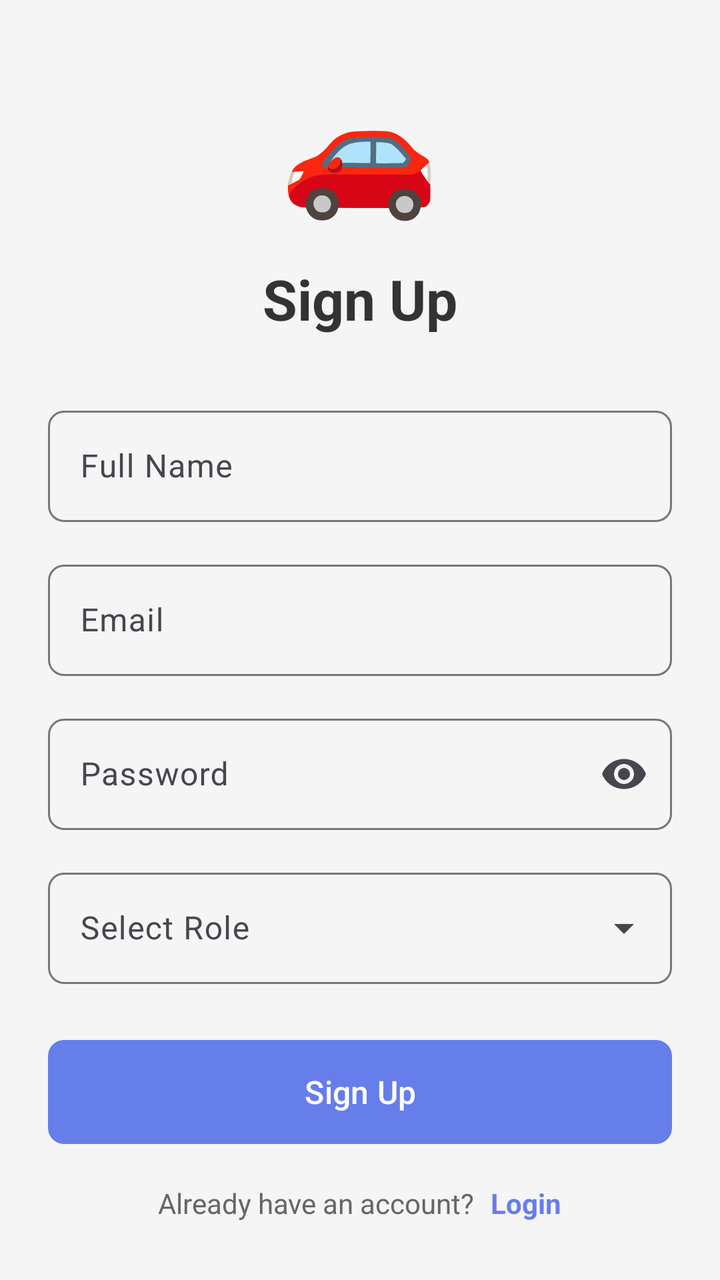
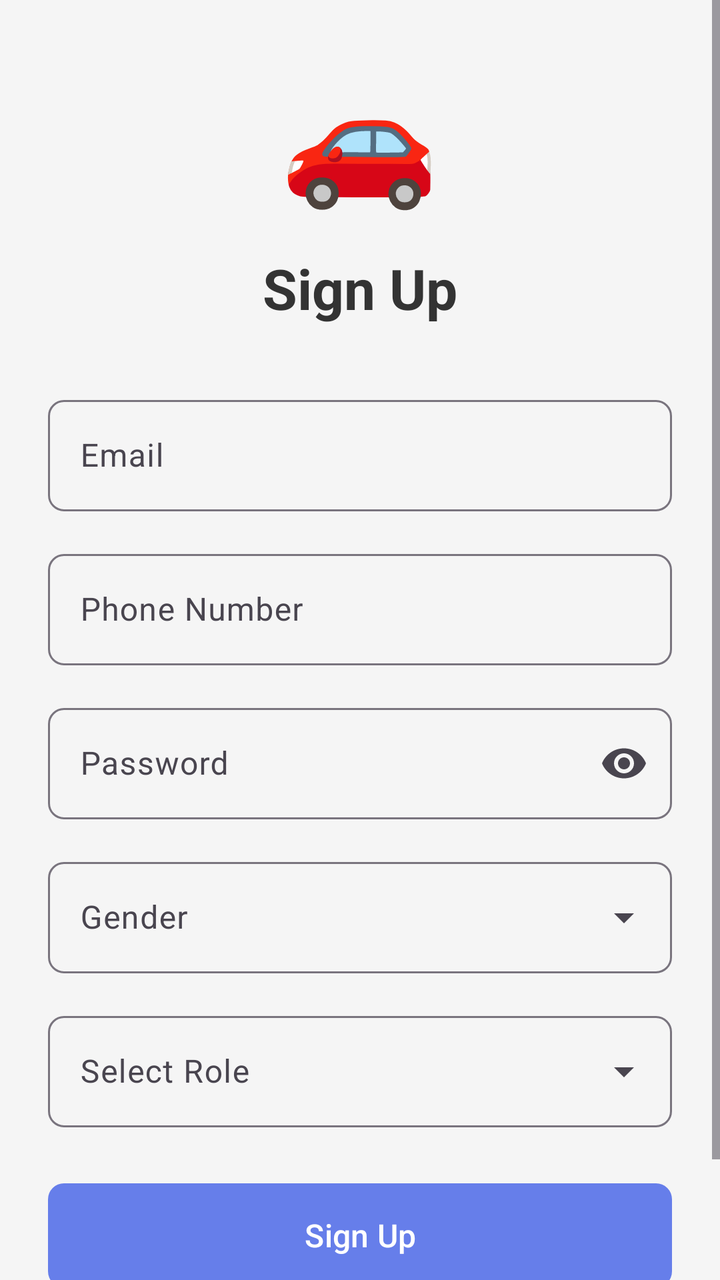

Before-and-after screenshots of an Android layout around one commit, followed by the original layout XML and the change that was made.
<!-- AndroidManifest.xml: application theme Theme.CarpoolingApp -->
<!-- res/layout/activity_signup.xml -->
<?xml version="1.0" encoding="utf-8"?>
<ScrollView xmlns:android="http://schemas.android.com/apk/res/android"
    xmlns:app="http://schemas.android.com/apk/res-auto"
    xmlns:tools="http://schemas.android.com/tools"
    android:layout_width="match_parent"
    android:layout_height="match_parent"
    android:fillViewport="true"
    tools:context=".SignupActivity">

    <androidx.constraintlayout.widget.ConstraintLayout
        android:layout_width="match_parent"
        android:layout_height="wrap_content"
        android:padding="24dp">

        <LinearLayout
            android:layout_width="match_parent"
            android:layout_height="wrap_content"
            android:orientation="vertical"
            app:layout_constraintTop_toTopOf="parent"
            app:layout_constraintBottom_toBottomOf="parent">

            <TextView
                android:layout_width="wrap_content"
                android:layout_height="wrap_content"
                android:text="🚗"
                android:textSize="64sp"
                android:layout_gravity="center"
                android:layout_marginBottom="16dp" />

            <TextView
                android:layout_width="wrap_content"
                android:layout_height="wrap_content"
                android:text="@string/signup_title"
                android:textSize="28sp"
                android:textColor="@color/text_primary"
                android:textStyle="bold"
                android:layout_gravity="center"
                android:layout_marginBottom="32dp" />

            <com.google.android.material.textfield.TextInputLayout
                android:layout_width="match_parent"
                android:layout_height="wrap_content"
                android:hint="@string/name_hint"
                android:layout_marginBottom="16dp"
                app:boxBackgroundMode="outline"
                app:boxCornerRadiusTopStart="8dp"
                app:boxCornerRadiusTopEnd="8dp"
                app:boxCornerRadiusBottomStart="8dp"
                app:boxCornerRadiusBottomEnd="8dp">

                <com.google.android.material.textfield.TextInputEditText
                    android:id="@+id/etName"
                    android:layout_width="match_parent"
                    android:layout_height="wrap_content"
                    android:inputType="textPersonName" />
            </com.google.android.material.textfield.TextInputLayout>

            <com.google.android.material.textfield.TextInputLayout
                android:layout_width="match_parent"
                android:layout_height="wrap_content"
                android:hint="@string/email_hint"
                android:layout_marginBottom="16dp"
                app:boxBackgroundMode="outline"
                app:boxCornerRadiusTopStart="8dp"
                app:boxCornerRadiusTopEnd="8dp"
                app:boxCornerRadiusBottomStart="8dp"
                app:boxCornerRadiusBottomEnd="8dp">

                <com.google.android.material.textfield.TextInputEditText
                    android:id="@+id/etEmail"
                    android:layout_width="match_parent"
                    android:layout_height="wrap_content"
                    android:inputType="textEmailAddress" />
            </com.google.android.material.textfield.TextInputLayout>

            <com.google.android.material.textfield.TextInputLayout
                android:layout_width="match_parent"
                android:layout_height="wrap_content"
                android:hint="@string/password_hint"
                android:layout_marginBottom="16dp"
                app:boxBackgroundMode="outline"
                app:boxCornerRadiusTopStart="8dp"
                app:boxCornerRadiusTopEnd="8dp"
                app:boxCornerRadiusBottomStart="8dp"
                app:boxCornerRadiusBottomEnd="8dp"
                app:endIconMode="password_toggle">

                <com.google.android.material.textfield.TextInputEditText
                    android:id="@+id/etPassword"
                    android:layout_width="match_parent"
                    android:layout_height="wrap_content"
                    android:inputType="textPassword" />
            </com.google.android.material.textfield.TextInputLayout>

            <com.google.android.material.textfield.TextInputLayout
                android:layout_width="match_parent"
                android:layout_height="wrap_content"
                android:hint="@string/role_hint"
                android:layout_marginBottom="24dp"
                style="@style/Widget.Material3.TextInputLayout.OutlinedBox.ExposedDropdownMenu"
                app:boxCornerRadiusTopStart="8dp"
                app:boxCornerRadiusTopEnd="8dp"
                app:boxCornerRadiusBottomStart="8dp"
                app:boxCornerRadiusBottomEnd="8dp">

                <AutoCompleteTextView
                    android:id="@+id/spinnerRole"
                    android:layout_width="match_parent"
                    android:layout_height="wrap_content"
                    android:inputType="none" />
            </com.google.android.material.textfield.TextInputLayout>

            <com.google.android.material.button.MaterialButton
                android:id="@+id/btnSignup"
                android:layout_width="match_parent"
                android:layout_height="60dp"
                android:text="@string/signup_button"
                android:textSize="16sp"
                app:cornerRadius="8dp"
                android:layout_marginBottom="16dp" />

            <LinearLayout
                android:layout_width="wrap_content"
                android:layout_height="wrap_content"
                android:orientation="horizontal"
                android:layout_gravity="center">

                <TextView
                    android:layout_width="wrap_content"
                    android:layout_height="wrap_content"
                    android:text="@string/already_have_account"
                    android:textColor="@color/text_secondary"
                    android:layout_marginEnd="8dp" />

                <TextView
                    android:id="@+id/tvLogin"
                    android:layout_width="wrap_content"
                    android:layout_height="wrap_content"
                    android:text="@string/login_link"
                    android:textColor="@color/primary"
                    android:textStyle="bold"
                    android:clickable="true"
                    android:focusable="true" />
            </LinearLayout>

        </LinearLayout>

    </androidx.constraintlayout.widget.ConstraintLayout>

</ScrollView>
<!-- resources referenced by this layout -->
<resources>
  <color name="primary">#667eea</color>
  <color name="text_primary">#333333</color>
  <color name="text_secondary">#666666</color>
  <string name="already_have_account">Already have an account?</string>
  <string name="email_hint">Email</string>
  <string name="login_link">Login</string>
  <string name="name_hint">Full Name</string>
  <string name="password_hint">Password</string>
  <string name="role_hint">Select Role</string>
  <string name="signup_button">Sign Up</string>
  <string name="signup_title">Sign Up</string>
  <style name="Theme.CarpoolingApp" parent="Base.Theme.CarpoolingApp" />
  <style name="Base.Theme.CarpoolingApp" parent="Theme.Material3.Light.NoActionBar">
          <item name="colorPrimary">@color/primary</item>
          <item name="colorPrimaryDark">@color/primary_dark</item>
          <item name="colorSecondary">@color/secondary</item>
          <item name="android:windowBackground">@color/background</item>
      </style>
  <color name="primary_dark">#5568d3</color>
  <color name="secondary">#764ba2</color>
  <color name="background">#F5F5F5</color>
</resources>

<!-- the commit's change to res/layout/activity_signup.xml (unified diff, before → after) -->
@@ -40,24 +40,6 @@
             <com.google.android.material.textfield.TextInputLayout
                 android:layout_width="match_parent"
                 android:layout_height="wrap_content"
-                android:hint="@string/name_hint"
-                android:layout_marginBottom="16dp"
-                app:boxBackgroundMode="outline"
-                app:boxCornerRadiusTopStart="8dp"
-                app:boxCornerRadiusTopEnd="8dp"
-                app:boxCornerRadiusBottomStart="8dp"
-                app:boxCornerRadiusBottomEnd="8dp">
-
-                <com.google.android.material.textfield.TextInputEditText
-                    android:id="@+id/etName"
-                    android:layout_width="match_parent"
-                    android:layout_height="wrap_content"
-                    android:inputType="textPersonName" />
-            </com.google.android.material.textfield.TextInputLayout>
-
-            <com.google.android.material.textfield.TextInputLayout
-                android:layout_width="match_parent"
-                android:layout_height="wrap_content"
                 android:hint="@string/email_hint"
                 android:layout_marginBottom="16dp"
                 app:boxBackgroundMode="outline"
@@ -71,6 +53,24 @@
                     android:layout_width="match_parent"
                     android:layout_height="wrap_content"
                     android:inputType="textEmailAddress" />
+            </com.google.android.material.textfield.TextInputLayout>
+
+            <com.google.android.material.textfield.TextInputLayout
+                android:layout_width="match_parent"
+                android:layout_height="wrap_content"
+                android:hint="@string/phone_hint"
+                android:layout_marginBottom="16dp"
+                app:boxBackgroundMode="outline"
+                app:boxCornerRadiusTopStart="8dp"
+                app:boxCornerRadiusTopEnd="8dp"
+                app:boxCornerRadiusBottomStart="8dp"
+                app:boxCornerRadiusBottomEnd="8dp">
+
+                <com.google.android.material.textfield.TextInputEditText
+                    android:id="@+id/etPhone"
+                    android:layout_width="match_parent"
+                    android:layout_height="wrap_content"
+                    android:inputType="phone" />
             </com.google.android.material.textfield.TextInputLayout>
 
             <com.google.android.material.textfield.TextInputLayout
@@ -90,6 +90,24 @@
                     android:layout_width="match_parent"
                     android:layout_height="wrap_content"
                     android:inputType="textPassword" />
+            </com.google.android.material.textfield.TextInputLayout>
+
+            <com.google.android.material.textfield.TextInputLayout
+                android:layout_width="match_parent"
+                android:layout_height="wrap_content"
+                android:hint="@string/gender_hint"
+                android:layout_marginBottom="16dp"
+                style="@style/Widget.Material3.TextInputLayout.OutlinedBox.ExposedDropdownMenu"
+                app:boxCornerRadiusTopStart="8dp"
+                app:boxCornerRadiusTopEnd="8dp"
+                app:boxCornerRadiusBottomStart="8dp"
+                app:boxCornerRadiusBottomEnd="8dp">
+
+                <AutoCompleteTextView
+                    android:id="@+id/spinnerGender"
+                    android:layout_width="match_parent"
+                    android:layout_height="wrap_content"
+                    android:inputType="none" />
             </com.google.android.material.textfield.TextInputLayout>
 
             <com.google.android.material.textfield.TextInputLayout
<!-- resource entries referenced after the edit -->
@@ -5,9 +5,10 @@
   <color name="text_secondary">#666666</color>
   <string name="already_have_account">Already have an account?</string>
   <string name="email_hint">Email</string>
+  <string name="gender_hint">Gender</string>
   <string name="login_link">Login</string>
-  <string name="name_hint">Full Name</string>
   <string name="password_hint">Password</string>
+  <string name="phone_hint">Phone Number</string>
   <string name="role_hint">Select Role</string>
   <string name="signup_button">Sign Up</string>
   <string name="signup_title">Sign Up</string>
